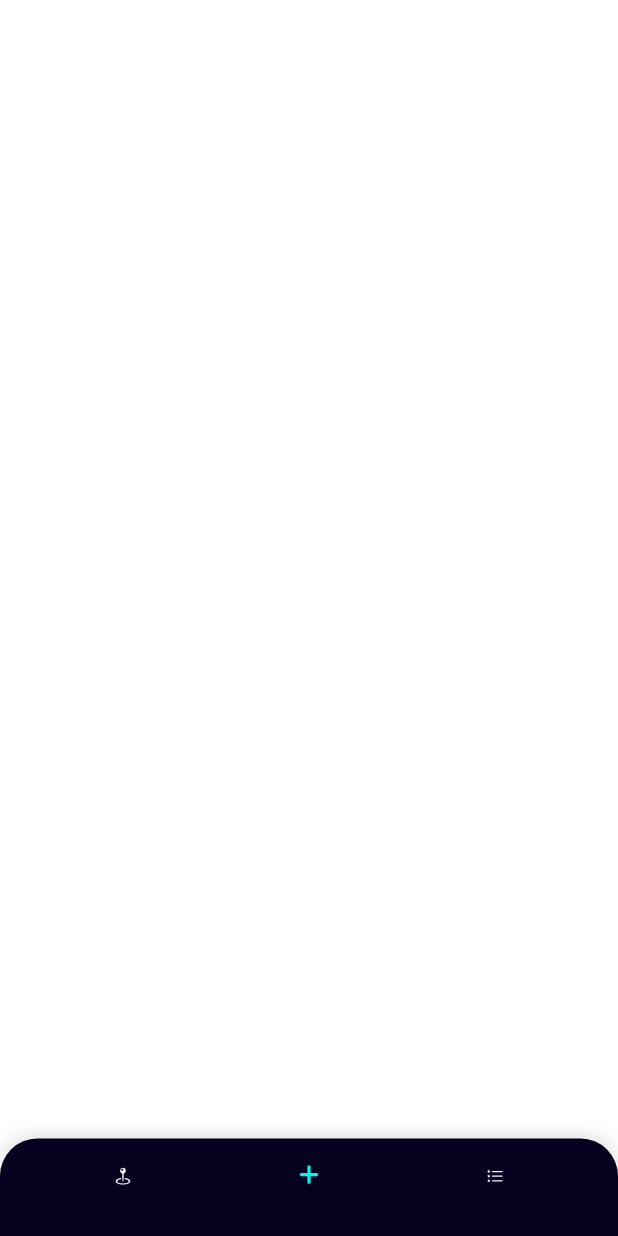
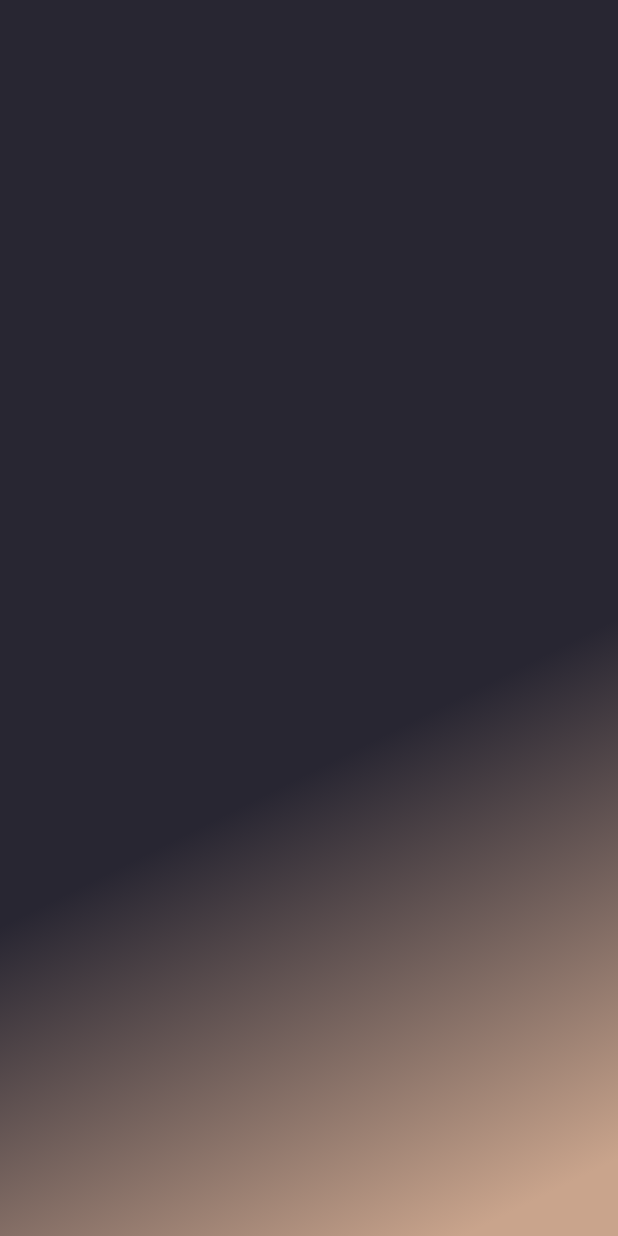
Before and after one commit to ghazalefathi/todo_application, a Flutter app: the screen it shows after launch, on a phone screen of 412 x 824 dp. Run offline on Flutter 3.47's test engine with Material 3 defaults, Android fonts, the phone set to English and light mode, and no system bars; our stand-ins replace audioplayers, cached_network_image, dropdown_button2, flutter_svg, get, pinput and 3 more.

Commit message:
fix bugs

```diff
--- a/lib/core/app_colors.dart
+++ b/lib/core/app_colors.dart
@@ -1,8 +1,9 @@
 import 'package:flutter/material.dart';
 
 class AppColors {
-  static Color get primary => Color.fromRGBO(1, 17, 61, 1);
-  static Color get secondary => Color(0xff344FA1);
+  static Color get primary => Color(0xffC9A48C);
+  static Color get primary2 => Color.fromARGB(255, 150, 121, 102);
+  static Color get secondary => Color(0xff282632);
 
   static Color get black => Colors.black;
   static Color get white => Color(0xffF6F3FF);
--- a/lib/routes/routes.dart
+++ b/lib/routes/routes.dart
@@ -3,7 +3,6 @@ import 'package:todo_application/screens/auth/forget_password_screen.dart';
 import 'package:todo_application/screens/auth/login_screen.dart';
 import 'package:todo_application/screens/auth/onbording_screen.dart';
 import 'package:todo_application/screens/auth/register_screen.dart';
-import 'package:todo_application/screens/main/home/home_screen.dart';
 import 'package:todo_application/screens/main/main_screen.dart';
 import '../screens/splash/splash_screen.dart';
 
@@ -15,10 +14,11 @@ class Routes {
   static String get onbording => '/onbording';
   static String get home => '/home';
   static String get main => '/main';
+  static String get test => '/test';
 
 
   //! Default Screen
-  static String defaultScreen() => main;
+  static String defaultScreen() => login;
   //! End Default Screen
 
   static List<GetPage> get page => [
@@ -27,7 +27,6 @@ class Routes {
         GetPage(name: register, page: () => const RegisterScreen()),
         GetPage(name: forgetPassword, page: () => const ForgetPasswordScreen()),
         GetPage(name: onbording, page: () => const OnbordingScreen()),
-        GetPage(name: home, page: () => const HomeScreen()),
         GetPage(name: main, page: () => const MainScreen()),
 
       ];
--- a/lib/screens/auth/login_screen.dart
+++ b/lib/screens/auth/login_screen.dart
@@ -1,10 +1,23 @@
 import 'package:flutter/material.dart';
+import 'package:todo_application/core/app_colors.dart';
 
 class LoginScreen extends StatelessWidget {
   const LoginScreen({super.key});
 
   @override
   Widget build(BuildContext context) {
-    return const Placeholder();
+    return Scaffold(
+        body: Container(
+      decoration: BoxDecoration(
+          gradient: LinearGradient(
+              begin: Alignment.bottomRight,
+              stops: [.05, .4],
+              end: Alignment.topLeft,
+              colors: [
+                AppColors.primary,
+                AppColors.secondary,
+              ])),
+              child: Container(),
+    ));
   }
 }
--- a/lib/screens/main/main_screen.dart
+++ b/lib/screens/main/main_screen.dart
@@ -30,7 +30,7 @@ class _MainScreenState extends State<MainScreen> with TickerProviderStateMixin {
     return Scaffold(
         backgroundColor: AppColors.transparent,
         extendBody: true,
-        bottomNavigationBar: BottomNavWidget(),
+        // bottomNavigationBar: BottomNavWidget(),
         body: Stack(children: [
           GetBuilder<MainController>(
               id: 'bottomNav',
--- a/lib/widgets/public/bottom_nav.dart
+++ b/lib/widgets/public/bottom_nav.dart
@@ -5,6 +5,7 @@ import 'package:todo_application/core/enum.dart';
 import 'package:todo_application/core/extentions.dart';
 import 'package:flutter_svg/svg.dart';
 import 'package:todo_application/controller/main_controller.dart';
+import 'package:todo_application/screens/main/home/home_section.dart';
 import '../../core/assets.dart';
 import '../../widgets/public/my_text_button.dart';
 
@@ -22,11 +23,11 @@ class BottomNavWidgetState extends State<BottomNavWidget> {
     return Directionality(
       textDirection: TextDirection.ltr,
       child: Container(
-          height: 65 + context.bottomSafeArea,
+          height: 40 + context.bottomSafeArea,
           padding: EdgeInsets.only(
               left: 20, right: 20, bottom: context.bottomSafeArea, top: 5),
           width: context.appWidth,
-          margin: EdgeInsets.only(top: 5),
+          // margin: EdgeInsets.only(top: 5),
           decoration: BoxDecoration(
             boxShadow: [
               BoxShadow(
@@ -97,7 +98,6 @@ class BottomNavWidgetState extends State<BottomNavWidget> {
   }
 }
 
-
 class IndexedScreens extends StatefulWidget {
   const IndexedScreens({super.key, required this.index});
   final int index;
@@ -109,6 +109,7 @@ class IndexedScreens extends StatefulWidget {
 class IndexedScreensState extends State<IndexedScreens> {
   @override
   Widget build(BuildContext context) {
-    return IndexedStack(index: widget.index, children: [SizedBox(),SizedBox(),SizedBox()]);
+    return IndexedStack(
+        index: widget.index, children: [SizedBox(), HomeSection(), SizedBox()]);
   }
 }
```
Also changed, not shown: lib/screens/main/home/home_section.dart (renamed from lib/screens/main/home/home_screen.dart, +5 -6 lines).
